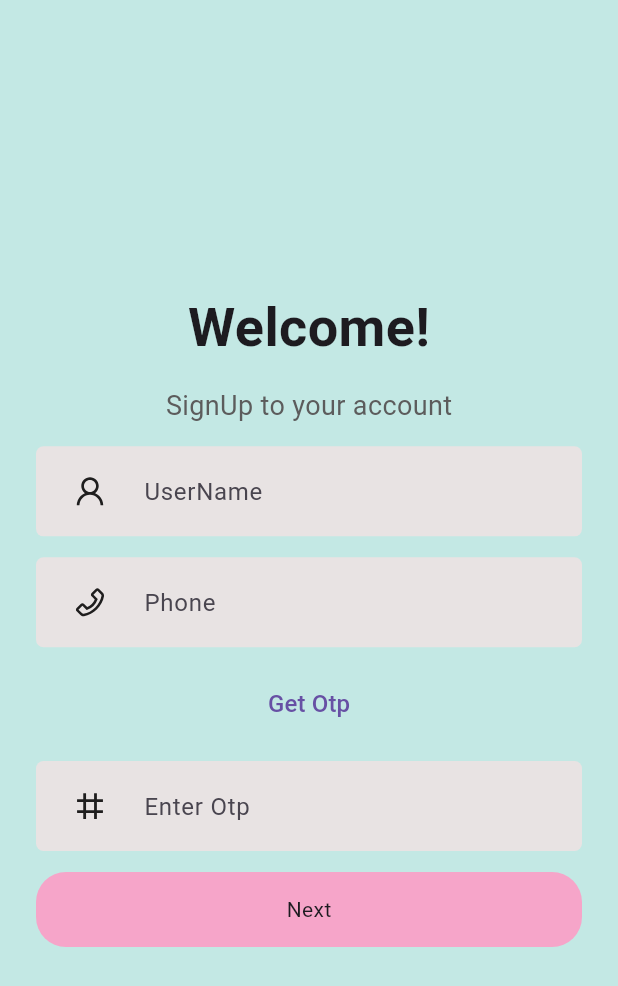
After one commit to AthulUllas/Survey---App, a Flutter app: the SignupPage screen opened directly, on a phone screen of 412 x 824 dp. The commit adds this screen. Shown: the top 986 px of the screen. Run offline on Flutter 3.47's test engine with Material 3 defaults, Android fonts, the phone set to English and light mode, and no system bars; our stand-ins replace flutter_hooks, google_fonts, icons_plus; missing offline and left inert: linear_progress_bar.

Commit message:
Signup page done

```diff
--- /dev/null
+++ b/lib/features/auth/view/pages/signup_page.dart
@@ -0,0 +1,68 @@
+import 'package:flutter/material.dart';
+import 'package:google_fonts/google_fonts.dart';
+import 'package:icons_plus/icons_plus.dart';
+import 'package:surveyapp/features/auth/view/widgets/textfield.dart';
+import 'package:surveyapp/utils/colors.dart';
+import 'package:surveyapp/utils/dimensions.dart';
+
+class SignupPage extends StatelessWidget {
+  const SignupPage({super.key});
+
+  @override
+  Widget build(BuildContext context) {
+    final colors = Colours();
+    final sides = Dimensions();
+    return Scaffold(
+      backgroundColor: colors.primaryColor,
+      body: Center(
+        child: Column(
+          mainAxisAlignment: MainAxisAlignment.spaceEvenly,
+          children: [
+            SizedBox(height: MediaQuery.of(context).size.height * 0.2),
+            Text(
+              "Welcome!",
+              style: GoogleFonts.balooTammudu2(
+                textStyle: TextStyle(fontWeight: FontWeight.bold, fontSize: 36),
+              ),
+            ),
+            Text(
+              "SignUp to your account",
+              style: GoogleFonts.balooTammudu2(
+                textStyle: TextStyle(color: colors.subTextColor, fontSize: 18),
+              ),
+            ),
+            SignUpTextfield(
+              trailing: AntDesign.user_outline,
+              textFieldHelper: "UserName",
+            ),
+            SignUpTextfield(
+              trailing: AntDesign.phone_outline,
+              textFieldHelper: "Phone",
+            ),
+            TextButton(
+              onPressed: () {},
+              child: Text("Get Otp", style: TextStyle(fontSize: 16)),
+            ),
+            SignUpTextfield(
+              trailing: AntDesign.number_outline,
+              textFieldHelper: "Enter Otp",
+            ),
+            Container(
+              decoration: BoxDecoration(
+                color: colors.secondaryColor,
+                borderRadius: BorderRadius.circular(20),
+              ),
+              height: 50,
+              margin: EdgeInsets.only(
+                left: sides.leftSide,
+                right: sides.rightSide,
+              ),
+              child: Center(child: Text("Next")),
+            ),
+            SizedBox(height: MediaQuery.of(context).size.height * 0.2),
+          ],
+        ),
+      ),
+    );
+  }
+}
--- /dev/null
+++ b/lib/features/auth/view/widgets/textfield.dart
@@ -0,0 +1,45 @@
+import 'package:flutter/material.dart';
+import 'package:surveyapp/utils/colors.dart';
+import 'package:surveyapp/utils/dimensions.dart';
+
+class SignUpTextfield extends StatelessWidget {
+  const SignUpTextfield({
+    super.key,
+    required this.trailing,
+    required this.textFieldHelper,
+  });
+
+  final IconData trailing;
+  final String textFieldHelper;
+
+  @override
+  Widget build(BuildContext context) {
+    final colors = Colours();
+    final sides = Dimensions();
+    return Container(
+      decoration: BoxDecoration(
+        color: colors.textFieldColor,
+        borderRadius: BorderRadius.circular(5),
+      ),
+      height: 60,
+      margin: EdgeInsets.only(left: sides.leftSide, right: sides.rightSide),
+      child: Row(
+        children: [
+          Padding(
+            padding: EdgeInsets.only(left: sides.leftSide),
+            child: Icon(trailing),
+          ),
+          Expanded(
+            child: TextField(
+              decoration: InputDecoration(
+                border: InputBorder.none,
+                hintText: textFieldHelper,
+                contentPadding: EdgeInsets.only(left: sides.leftSide, top: 2),
+              ),
+            ),
+          ),
+        ],
+      ),
+    );
+  }
+}
--- a/lib/utils/colors.dart
+++ b/lib/utils/colors.dart
@@ -8,4 +8,5 @@ class Colours {
   final Color progressBarProgressColor = Color.fromRGBO(6, 240, 216, 1);
   final Color subTextColor = const Color.fromARGB(255, 92, 92, 92);
   final Color borderColor = Colors.grey;
+  final Color textFieldColor = const Color.fromARGB(255, 232, 227, 227);
 }
```
